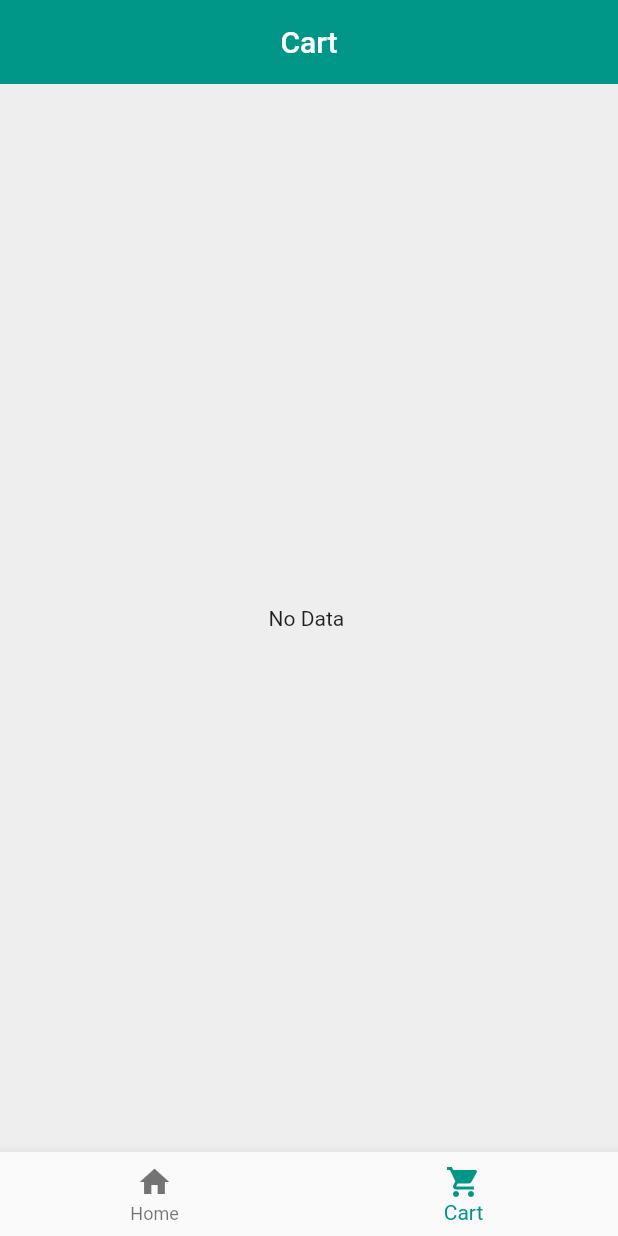
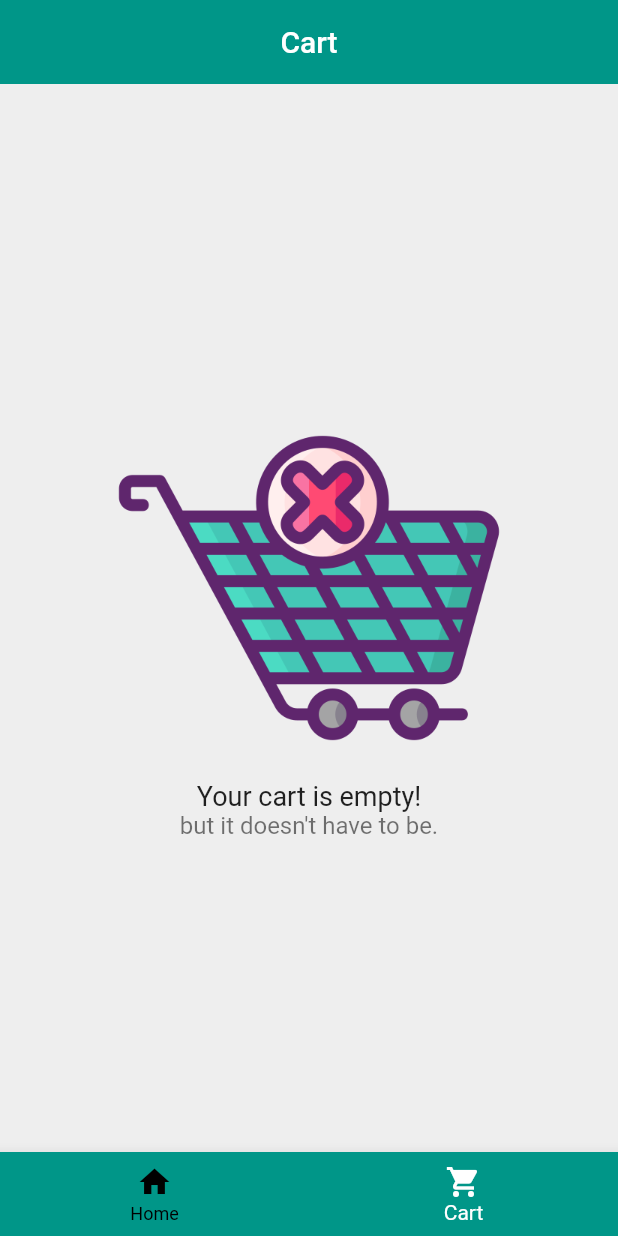
Before and after one commit to hussamm98/matrix_clouds, a Flutter app: the screen it shows after launch, item 2 of the bottom bar chosen, on a phone screen of 412 x 824 dp. Run offline on Flutter 3.47's test engine with Material 2 defaults, Android fonts, the phone set to English and light mode, and no system bars; our stand-ins replace awesome_dialog, carousel_slider, dio, flutter_bloc, flutter_rating_bar, like_button and 1 more; network calls fail.

Commit message:
final commit

```diff
--- a/lib/layout/home_layout.dart
+++ b/lib/layout/home_layout.dart
@@ -19,6 +19,9 @@ class HomeLayout extends StatelessWidget {
               title: Text(cubit.titles[cubit.currentIndex]),
             ),
             bottomNavigationBar: BottomNavigationBar(
+              backgroundColor: Colors.teal,
+              selectedItemColor: Colors.white,
+              unselectedItemColor: Colors.black,
               currentIndex: cubit.currentIndex,
               onTap: (index) {
                 cubit.changeScreen(index);
--- a/lib/modules/cart/cart_screen.dart
+++ b/lib/modules/cart/cart_screen.dart
@@ -17,24 +17,43 @@ class CartScreen extends StatelessWidget {
       builder: (context, state) {
         AppCubit cubit = AppCubit.getCubit(context);
         return cubit.myCart.isEmpty
-            ? const Center(child: Text("No Data "))
+            ? Center(
+                child: Column(
+                mainAxisAlignment: MainAxisAlignment.center,
+                children: [
+                  Image.asset(
+                    "assets/empty-cart.png",
+                    scale: 2,
+                  ),
+                  const Text(
+                    "Your cart is empty!",
+                    style: TextStyle(fontSize: 18),
+                  ),
+                  const Text(
+                    "but it doesn't have to be.",
+                    style: TextStyle(
+                      fontSize: 16,
+                      color: Colors.black54,
+                    ),
+                  ),
+                ],
+              ))
             : Column(
                 children: [
-                  Padding(
-                    padding: const EdgeInsets.all(8.0),
+                  Expanded(
+                    child: Padding(
+                      padding: const EdgeInsets.all(12.0),
                       child: Container(
-                      height: height * 0.6,
                         decoration: BoxDecoration(
                           color: Colors.grey[200],
-                        borderRadius: BorderRadius.circular(12.0),
+                          borderRadius: BorderRadius.circular(16.0),
                         ),
                         child: ListView.separated(
                           physics: const BouncingScrollPhysics(),
                           itemBuilder: (context, index) => Card(
                             shape: RoundedRectangleBorder(
-                            borderRadius: BorderRadius.circular(12.0)
-                          ),
-                          elevation: 4.0,
+                                borderRadius: BorderRadius.circular(12.0)),
+                            elevation: 8.0,
                             child: Row(
                               mainAxisAlignment: MainAxisAlignment.spaceBetween,
                               children: [
@@ -59,38 +78,44 @@ class CartScreen extends StatelessWidget {
                                       children: [
                                         Text(
                                           cubit.myCart[index].latestCars!.title!,
-                                        style: TextStyle(fontSize: 18),
+                                          style: const TextStyle(fontSize: 18),
                                         ),
                                         Text(
                                           "${cubit.myCart[index].latestCars!.price!} L.E",
-                                        style: TextStyle(fontSize: 16,fontWeight: FontWeight.w600),
+                                          style: const TextStyle(
+                                              fontSize: 16,
+                                              fontWeight: FontWeight.w600),
                                         ),
                                       ],
                                     ),
                                   ),
                                 ),
                                 Container(
+                                  width: width*0.24,
                                   decoration: BoxDecoration(
-                                  borderRadius: BorderRadius.circular(12.0),
+                                    borderRadius: BorderRadius.circular(16.0),
                                     color: Colors.grey[200],
                                   ),
                                   child: Row(
+                                    mainAxisAlignment: MainAxisAlignment.spaceBetween,
                                     children: [
                                       FloatingActionButton(
                                         onPressed: () {
-
+                                          cubit.add(index);
                                         },
-                                      child: Icon(Icons.add),
+                                        child: const Icon(Icons.add),
                                         mini: true,
                                       ),
                                       Text(
                                         "${cubit.myCart[index].count}",
-                                      style: TextStyle(
-                                          fontWeight: FontWeight.bold),
+                                        style: const TextStyle(
+                                            fontWeight: FontWeight.bold,fontSize: 20),
                                       ),
                                       FloatingActionButton(
-                                      onPressed: () {},
-                                      child: Icon(Icons.remove),
+                                        onPressed: () {
+                                          cubit.minus(index);
+                                        },
+                                        child: const Icon(Icons.remove),
                                         mini: true,
                                       ),
                                     ],
@@ -101,15 +126,18 @@ class CartScreen extends StatelessWidget {
                           ),
                           separatorBuilder: (context, index) => Divider(
                             indent: width * 0.05,
+                            thickness: 2,
                             endIndent: width * 0.05,
                           ),
                           itemCount: cubit.myCart.length,
                         ),
                       ),
                     ),
+                  ),
                   Text(
-                    "Total is cubit.totalPrice() LE",
-                    style: TextStyle(fontWeight: FontWeight.w600, fontSize: 18),
+                    "Total is ${cubit.totalPrice()} L.E",
+                    style: const TextStyle(
+                        fontWeight: FontWeight.w600, fontSize: 19),
                   ),
                   defaultButton(
                     function: () => AwesomeDialog(
@@ -118,11 +146,12 @@ class CartScreen extends StatelessWidget {
                       animType: AnimType.BOTTOMSLIDE,
                       title: 'Successfully!',
                       desc: 'Thank you for shopping with us.'
-                          ' Your payment for cubit.totalPrice()} LE has been verified.',
+                          ' Your payment for ${cubit.totalPrice()} LE has been verified.',
                       btnOkOnPress: () {},
                     )..show(),
                     icon: Icons.monetization_on_rounded,
                     text: "Check Out",
+                    width: width*0.7,
                   )
                 ],
               );
--- a/lib/shared/cubit/states.dart
+++ b/lib/shared/cubit/states.dart
@@ -8,3 +8,5 @@ class GetDataErrorState extends AppStates {
   final String? error;
   GetDataErrorState(this.error);
 }
+class AddProductState extends AppStates {}
+class MinusProductState extends AppStates {}
--- a/pubspec.yaml
+++ b/pubspec.yaml
@@ -68,9 +68,8 @@ flutter:
   uses-material-design: true
 
   # To add assets to your application, add an assets section, like this:
-  # assets:
-  #   - images/a_dot_burr.jpeg
-  #   - images/a_dot_ham.jpeg
+  assets:
+    - assets/
 
   # An image asset can refer to one or more resolution-specific "variants", see
   # https://flutter.dev/assets-and-images/#resolution-aware.
```
Also changed, not shown: lib/modules/home/home_screen.dart (+43 -56 lines), lib/modules/product/product_details_screen.dart (+46 -38 lines), lib/shared/component/shared_component.dart (+8 -4 lines), lib/shared/cubit/cubit.dart (+33 -16 lines), assets/empty-cart.png (added), lib/model/item/item.dart (renamed from lib/model/item.dart). Lines whose indentation alone changed are shown as unchanged.
